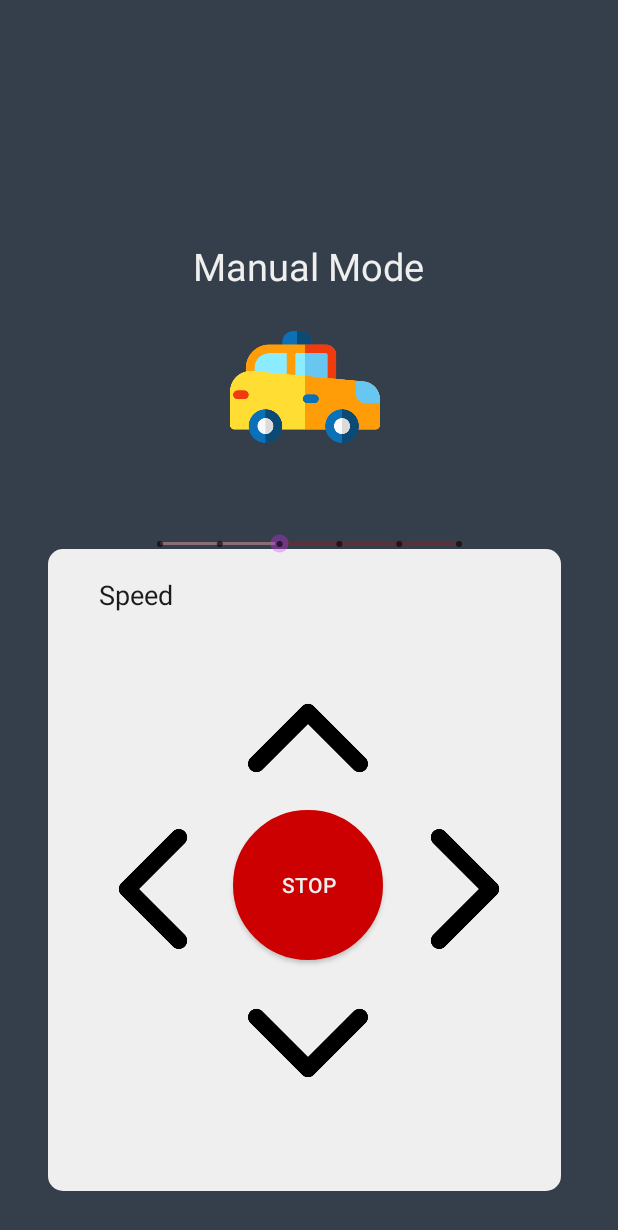
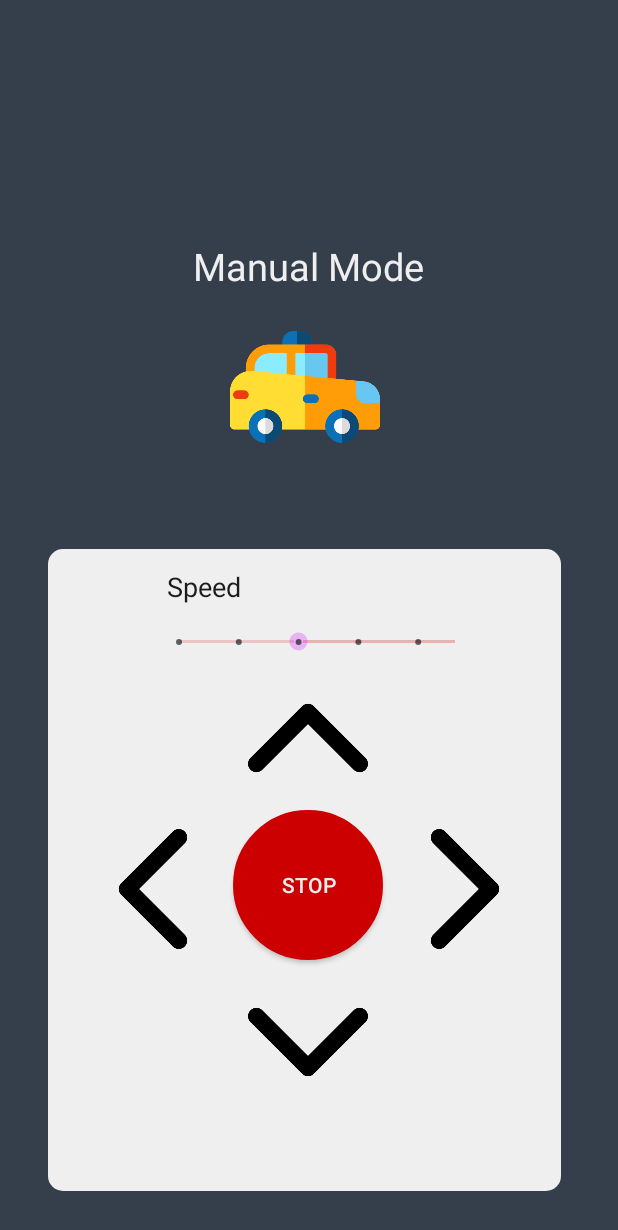
Before and after one commit to DIT112-V19/group-10, an Android app: the ManualMode screen opened directly, with no data from a screen before it, on a phone screen of 412 x 824 dp. Shown: the top 1230 px of the screen. Run offline under Robolectric (Android 15) with nearby library versions, the light colour scheme and no system bars.

Commit message:
changes to layout

```diff
--- a/carMobileApp/app/src/main/res/layout/activity_manual_mode.xml
+++ b/carMobileApp/app/src/main/res/layout/activity_manual_mode.xml
@@ -27,7 +27,6 @@
     android:layout_height="428dp"
     android:layout_centerHorizontal="true"
     android:layout_marginStart="32dp"
-    android:layout_marginTop="200dp"
     android:layout_marginEnd="32dp"
     android:layout_marginBottom="30dp"
     android:width="100dp"
@@ -36,8 +35,6 @@
     app:layout_constraintEnd_toEndOf="parent"
     app:layout_constraintHorizontal_bias="0.0"
     app:layout_constraintStart_toStartOf="parent"
-    app:layout_constraintTop_toTopOf="parent"
-    app:layout_constraintVertical_bias="1.0"
     app:srcCompat="@drawable/round_rectangle_shape"
     tools:ignore="ContentDescription" />
 
@@ -69,6 +66,48 @@
     app:layout_constraintEnd_toEndOf="parent"
     app:layout_constraintStart_toStartOf="parent"
     app:layout_constraintTop_toTopOf="parent" />
+
+  <LinearLayout
+    android:layout_width="200dp"
+    android:layout_height="103dp"
+    android:layout_marginStart="8dp"
+    android:layout_marginTop="8dp"
+    android:layout_marginEnd="8dp"
+    android:layout_marginBottom="2dp"
+    android:orientation="vertical"
+    app:layout_constraintBottom_toTopOf="@+id/forwardArrow"
+    app:layout_constraintEnd_toEndOf="@+id/lightBackground"
+    app:layout_constraintStart_toStartOf="@+id/leftArrow"
+    app:layout_constraintTop_toTopOf="@+id/lightBackground">
+
+    <TextView
+      android:id="@+id/textView17"
+      style="@style/text"
+      android:layout_width="wrap_content"
+      android:layout_height="wrap_content"
+      android:layout_marginStart="8dp"
+      android:layout_marginTop="18dp"
+      android:layout_marginEnd="8dp"
+      android:text="Speed" />
+
+    <SeekBar
+      android:id="@+id/seekBar2"
+      style="@style/Widget.AppCompat.SeekBar.Discrete"
+      android:layout_width="231dp"
+      android:layout_height="50dp"
+      android:max="5"
+      android:paddingLeft="16dip"
+      android:paddingTop="1dip"
+      android:paddingRight="16dip"
+      android:paddingBottom="1dip"
+      android:progress="2"
+      android:progressBackgroundTint="@color/buttonColorRed"
+      android:progressTint="@color/buttonColorMain"
+      android:thumbTint="@color/buttonColorPurple"
+      tools:layout_editor_absoluteX="142dp"
+      tools:layout_editor_absoluteY="265dp" />
+
+  </LinearLayout>
 
   <ImageView
     android:id="@+id/rightArrow"
@@ -124,15 +163,16 @@
     android:layout_width="140dp"
     android:layout_height="80dp"
     android:layout_marginStart="8dp"
-    android:layout_marginTop="8dp"
+    android:layout_marginTop="4dp"
     android:layout_marginEnd="8dp"
     android:layout_marginBottom="10dp"
     app:layout_constraintBottom_toBottomOf="parent"
     app:layout_constraintEnd_toEndOf="parent"
     app:layout_constraintHorizontal_bias="0.498"
     app:layout_constraintStart_toStartOf="parent"
-    app:layout_constraintTop_toTopOf="parent"
-    app:layout_constraintVertical_bias="0.892"
+    app:layout_constraintTop_toBottomOf="@+id/stopButton"
+    app:layout_constraintTop_toTopOf="@+id/stopButton"
+    app:layout_constraintVertical_bias="0.582"
     app:srcCompat="@drawable/new_arrow" />
 
   <Button
@@ -156,30 +196,6 @@
     app:layout_constraintTop_toTopOf="parent"
     app:layout_constraintVertical_bias="0.751" />
 
-  <SeekBar
-    android:id="@+id/seekBar2"
-    style="@style/Widget.AppCompat.SeekBar.Discrete"
-    android:layout_width="231dp"
-    android:layout_height="100dip"
-    android:layout_marginStart="8dp"
-    android:layout_marginTop="8dp"
-    android:layout_marginEnd="8dp"
-    android:layout_marginBottom="8dp"
-    android:max="5"
-    android:paddingLeft="16dip"
-    android:paddingTop="16dip"
-    android:paddingRight="16dip"
-    android:paddingBottom="16dip"
-    android:progress="2"
-    android:thumbTint="@color/buttonColorPurple"
-    android:progressBackgroundTint="@color/buttonColorRed"
-    android:progressTint="@color/buttonColorMain"
-    app:layout_constraintBottom_toBottomOf="parent"
-    app:layout_constraintEnd_toEndOf="parent"
-    app:layout_constraintStart_toStartOf="parent"
-    app:layout_constraintTop_toTopOf="parent"
-    app:layout_constraintVertical_bias="0.43" />
-
   <!--<Button-->
     <!--android:id="@+id/joystickButton"-->
     <!--android:layout_width="wrap_content"-->
@@ -199,51 +215,5 @@
     <!--app:layout_constraintTop_toBottomOf="@+id/leftArrow"-->
     <!--app:layout_constraintVertical_bias="1.0" />-->
 
-  <TextView
-    android:id="@+id/textView17"
-    android:layout_width="wrap_content"
-    android:layout_height="wrap_content"
-    android:layout_marginStart="8dp"
-    android:layout_marginTop="18dp"
-    android:layout_marginEnd="8dp"
-    android:text="Speed"
-    style="@style/text"
-    app:layout_constraintEnd_toStartOf="@+id/seekBar2"
-    app:layout_constraintStart_toStartOf="@+id/seekBar2"
-    app:layout_constraintTop_toTopOf="@+id/lightBackground" />
-
-  <TextView
-    android:id="@+id/textView18"
-    style="@style/text"
-    android:layout_width="wrap_content"
-    android:layout_height="wrap_content"
-    android:layout_marginStart="7dp"
-    android:layout_marginTop="8dp"
-    android:layout_marginEnd="22dp"
-    android:layout_marginBottom="8dp"
-    android:text="100"
-    app:layout_constraintBottom_toBottomOf="@+id/seekBar2"
-    app:layout_constraintEnd_toStartOf="@+id/lightBackground"
-    app:layout_constraintHorizontal_bias="0.106"
-    app:layout_constraintStart_toEndOf="@+id/seekBar2"
-    app:layout_constraintTop_toBottomOf="@+id/textView17"
-    app:layout_constraintVertical_bias="1.0" />
-
-  <TextView
-    android:id="@+id/textView19"
-    style="@style/text"
-    android:layout_width="wrap_content"
-    android:layout_height="wrap_content"
-    android:layout_marginStart="50dp"
-    android:layout_marginTop="8dp"
-    android:layout_marginBottom="8dp"
-    android:text="0"
-    app:layout_constraintBottom_toBottomOf="@+id/seekBar2"
-    app:layout_constraintEnd_toStartOf="@+id/seekBar2"
-    app:layout_constraintHorizontal_bias="0.947"
-    app:layout_constraintStart_toEndOf="@+id/lightBackground"
-    app:layout_constraintTop_toBottomOf="@+id/textView17"
-    app:layout_constraintVertical_bias="1.0" />
-
 
 </android.support.constraint.ConstraintLayout>
```
Also changed, not shown: carMobileApp/app/src/main/res/layout/activity_autonomous_mode.xml (+92 -96 lines), carMobileApp/app/src/main/res/layout/activity_main.xml (+98 -100 lines).
